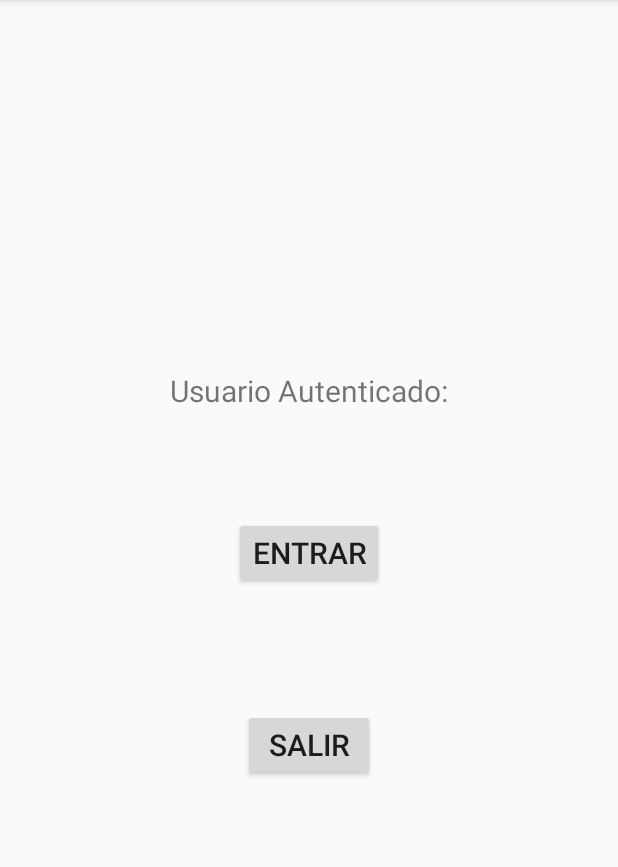
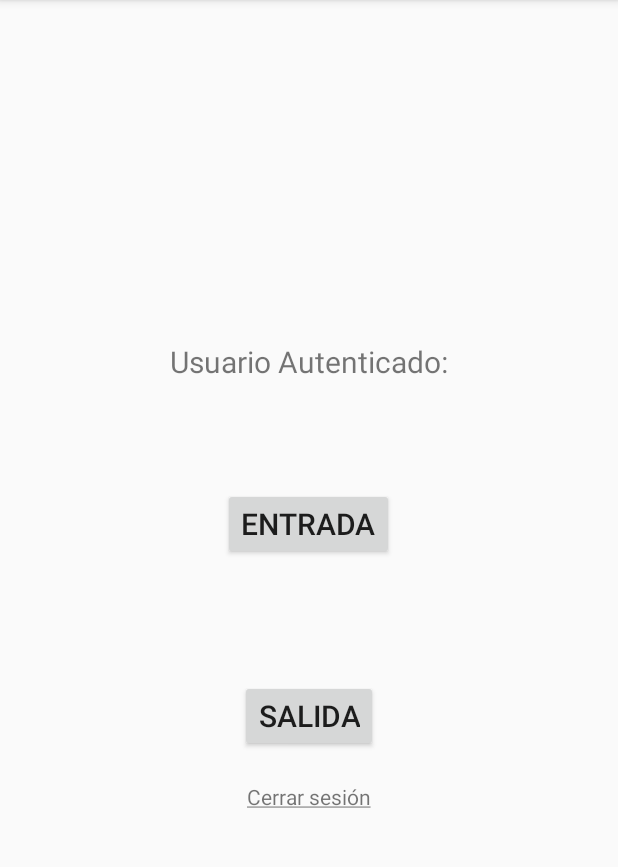
Before and after one commit to Loptt/remote-checkin-app, an Android app: the CheckInActivity screen opened directly, with no data from a screen before it, on a phone screen of 412 x 824 dp, the part 84-951 px from its top. Run offline under Robolectric (Android 15) with nearby library versions, the phone set to English and light mode, and no system bars; our stand-ins replace Firebase (no records; nobody signed in at launch, a user with empty details on screens opened directly).

Commit message:
Added logout option

```diff
--- a/QualtecCheckIn/app/src/main/java/com/carlos/qualteccheckin/CheckInActivity.java
+++ b/QualtecCheckIn/app/src/main/java/com/carlos/qualteccheckin/CheckInActivity.java
@@ -3,6 +3,7 @@ package com.carlos.qualteccheckin;
 import android.Manifest;
 import android.app.Activity;
 import android.app.ProgressDialog;
+import android.content.Intent;
 import android.content.pm.PackageManager;
 import android.location.Location;
 import android.support.annotation.NonNull;
@@ -40,7 +41,9 @@ public class CheckInActivity extends AppCompatActivity{
 
     private Button enterButton;
     private Button exitButton;
+
     private TextView usernameTextView;
+    private TextView logoutText;
 
     private FirebaseUser user;
 
@@ -58,6 +61,7 @@ public class CheckInActivity extends AppCompatActivity{
 
         enterButton = (Button) findViewById(R.id.check_in_enter);
         exitButton = (Button) findViewById(R.id.check_in_exit);
+        logoutText = (TextView) findViewById(R.id.check_in_logout);
 
         usernameTextView = (TextView) findViewById(R.id.check_in_username);
 
@@ -102,6 +106,16 @@ public class CheckInActivity extends AppCompatActivity{
                     //User not correctly authenticated
                     Toast.makeText(CheckInActivity.this, "Error de autenticacion", Toast.LENGTH_SHORT).show();
                 }
+            }
+        });
+
+        logoutText.setOnClickListener(new View.OnClickListener() {
+            @Override
+            public void onClick(View v) {
+                FirebaseAuth.getInstance().signOut();
+
+                Intent intent = new Intent(CheckInActivity.this, MainActivity.class);
+                startActivity(intent);
             }
         });
     }
--- a/QualtecCheckIn/app/src/main/res/layout/activity_check_in.xml
+++ b/QualtecCheckIn/app/src/main/res/layout/activity_check_in.xml
@@ -38,4 +38,11 @@
         android:layout_height="wrap_content"
         android:text="@string/exit"/>
 
+    <TextView
+        android:id="@+id/check_in_logout"
+        android:layout_marginTop="20dp"
+        android:layout_width="wrap_content"
+        android:layout_height="wrap_content"
+        android:text="@string/logout"/>
+
 </LinearLayout>
--- a/QualtecCheckIn/app/src/main/res/values/strings.xml
+++ b/QualtecCheckIn/app/src/main/res/values/strings.xml
@@ -5,7 +5,8 @@
     <string name="email">Email</string>
     <string name="name">Nombre</string>
     <string name="password">Contraseña</string>
-    <string name="enter">Entrar</string>
-    <string name="exit">Salir</string>
+    <string name="enter">Entrada</string>
+    <string name="exit">Salida</string>
     <string name="register_here">¿Sin credenciales? <u>Registrate aqui</u></string>
+    <string name="logout"><u>Cerrar sesión</u></string>
 </resources>
```
